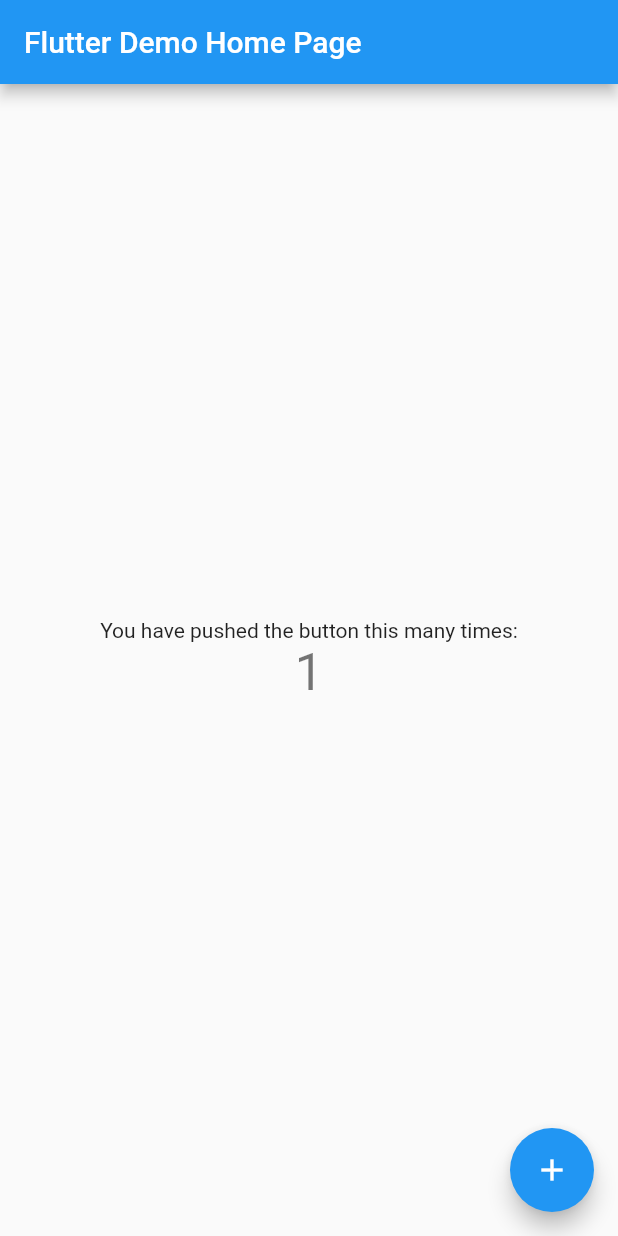
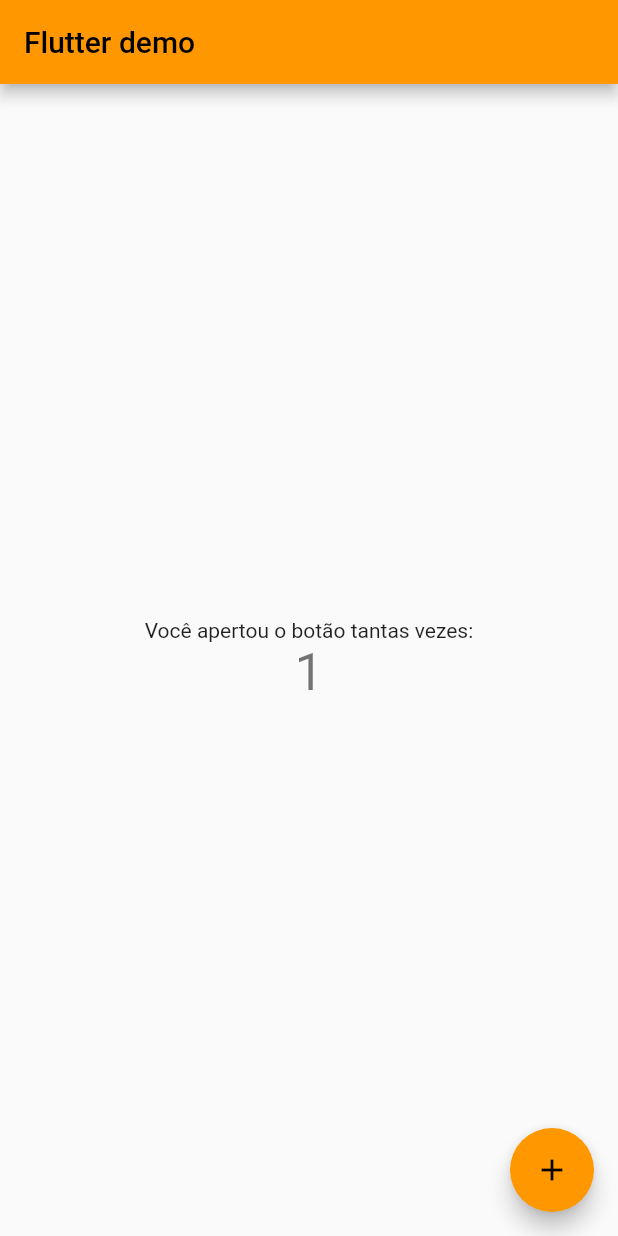
Before and after one commit to devluizdavid/projetoinicialflutter, a Flutter app: the screen it shows after launch, after a tap on the "add" icon, on a phone screen of 412 x 824 dp. Run offline on Flutter 3.47's test engine with Material 2 defaults, Android fonts, the phone set to English and light mode, and no system bars.

Commit message:
Alterações iniciais

```diff
--- a/projetoinicial/lib/main.dart
+++ b/projetoinicial/lib/main.dart
@@ -1,4 +1,5 @@
 import 'package:flutter/material.dart';
+import 'package:projetoinicial/tela_inicial.dart';
 
 void main() {
   runApp(const MyApp());
@@ -13,33 +14,15 @@
     return MaterialApp(
       title: 'Flutter Demo',
       theme: ThemeData(
-        // This is the theme of your application.
-        //
-        // Try running your application with "flutter run". You'll see the
-        // application has a blue toolbar. Then, without quitting the app, try
-        // changing the primarySwatch below to Colors.green and then invoke
-        // "hot reload" (press "r" in the console where you ran "flutter run",
-        // or simply save your changes to "hot reload" in a Flutter IDE).
-        // Notice that the counter didn't reset back to zero; the application
-        // is not restarted.
-        primarySwatch: Colors.blue,
+        primarySwatch: Colors.orange,
       ),
-      home: const MyHomePage(title: 'Flutter Demo Home Page'),
+      home: const MyHomePage(title: 'Flutter inicial Demonstração'),
     );
   }
 }
 
 class MyHomePage extends StatefulWidget {
   const MyHomePage({super.key, required this.title});
-
-  // This widget is the home page of your application. It is stateful, meaning
-  // that it has a State object (defined below) that contains fields that affect
-  // how it looks.
-
-  // This class is the configuration for the state. It holds the values (in this
-  // case the title) provided by the parent (in this case the App widget) and
-  // used by the build method of the State. Fields in a Widget subclass are
-  // always marked "final".
 
   final String title;
 
@@ -48,68 +31,11 @@
 }
 
 class _MyHomePageState extends State<MyHomePage> {
-  int _counter = 0;
 
-  void _incrementCounter() {
-    setState(() {
-      // This call to setState tells the Flutter framework that something has
-      // changed in this State, which causes it to rerun the build method below
-      // so that the display can reflect the updated values. If we changed
-      // _counter without calling setState(), then the build method would not be
-      // called again, and so nothing would appear to happen.
-      _counter++;
-    });
-  }
 
   @override
   Widget build(BuildContext context) {
-    // This method is rerun every time setState is called, for instance as done
-    // by the _incrementCounter method above.
-    //
-    // The Flutter framework has been optimized to make rerunning build methods
-    // fast, so that you can just rebuild anything that needs updating rather
-    // than having to individually change instances of widgets.
-    return Scaffold(
-      appBar: AppBar(
-        // Here we take the value from the MyHomePage object that was created by
-        // the App.build method, and use it to set our appbar title.
-        title: Text(widget.title),
-      ),
-      body: Center(
-        // Center is a layout widget. It takes a single child and positions it
-        // in the middle of the parent.
-        child: Column(
-          // Column is also a layout widget. It takes a list of children and
-          // arranges them vertically. By default, it sizes itself to fit its
-          // children horizontally, and tries to be as tall as its parent.
-          //
-          // Invoke "debug painting" (press "p" in the console, choose the
-          // "Toggle Debug Paint" action from the Flutter Inspector in Android
-          // Studio, or the "Toggle Debug Paint" command in Visual Studio Code)
-          // to see the wireframe for each widget.
-          //
-          // Column has various properties to control how it sizes itself and
-          // how it positions its children. Here we use mainAxisAlignment to
-          // center the children vertically; the main axis here is the vertical
-          // axis because Columns are vertical (the cross axis would be
-          // horizontal).
-          mainAxisAlignment: MainAxisAlignment.center,
-          children: <Widget>[
-            const Text(
-              'You have pushed the button this many times:',
-            ),
-            Text(
-              '$_counter',
-              style: Theme.of(context).textTheme.headline4,
-            ),
-          ],
-        ),
-      ),
-      floatingActionButton: FloatingActionButton(
-        onPressed: _incrementCounter,
-        tooltip: 'Increment',
-        child: const Icon(Icons.add),
-      ), // This trailing comma makes auto-formatting nicer for build methods.
-    );
+
+    return TelaInicial(title: 'Flutter demo',);
   }
 }
--- /dev/null
+++ b/projetoinicial/lib/tela_inicial.dart
@@ -0,0 +1,50 @@
+import 'package:flutter/material.dart';
+
+
+class TelaInicial extends StatefulWidget {
+  const TelaInicial({Key? key, required this.title}) : super(key: key);
+
+
+  final String title;
+
+  @override
+  State<TelaInicial> createState() => _TelaInicialState();
+}
+
+class _TelaInicialState extends State<TelaInicial> {
+  int _counter = 0;
+
+  void _incrementCounter() {
+    setState(() {
+      _counter++;
+    });
+  }
+
+  @override
+  Widget build(BuildContext context) {
+    return Scaffold(
+      appBar: AppBar(
+        title: Text(widget.title),
+      ),
+      body: Center(
+        child: Column(
+          mainAxisAlignment: MainAxisAlignment.center,
+          children: <Widget>[
+            const Text(
+              'Você apertou o botão tantas vezes:',
+            ),
+            Text(
+              '$_counter',
+              style: Theme.of(context).textTheme.headline4,
+            ),
+          ],
+        ),
+      ),
+      floatingActionButton: FloatingActionButton(
+        onPressed: _incrementCounter,
+        tooltip: 'Incrementar',
+        child: const Icon(Icons.add),
+      ), // This trailing comma makes auto-formatting nicer for build methods.
+    );
+  }
+}
```
